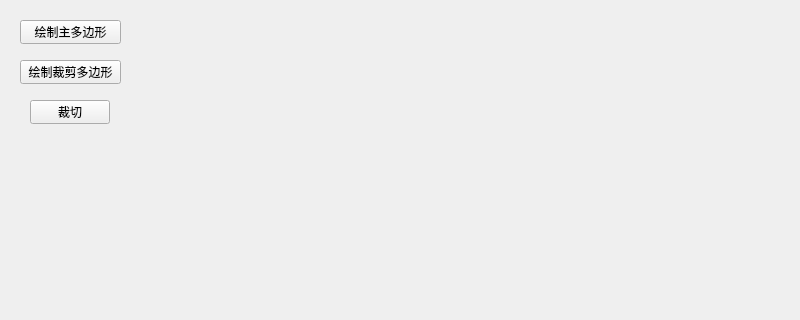
Qt form hw1/mainwindow.ui (zhangchenghao011114/graphical) before a commit; both pictures show x 0 to 800 and y 0 to 320 of the 800 by 600 pixel window.
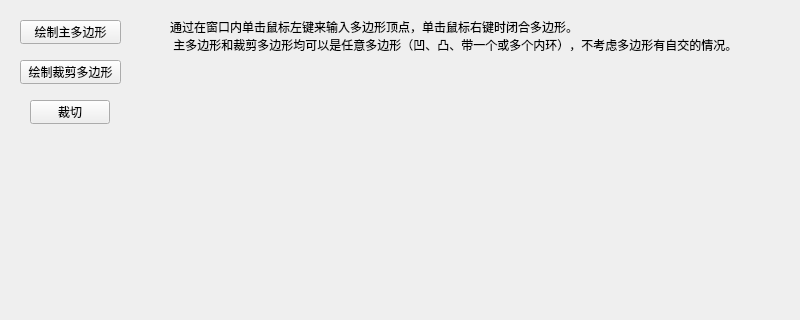
The same form after that commit.

What changed in the file:
```diff
--- a/hw1/mainwindow.ui
+++ b/hw1/mainwindow.ui
@@ -53,6 +53,20 @@
      <string>裁切</string>
     </property>
    </widget>
+   <widget class="QLabel" name="label">
+    <property name="geometry">
+     <rect>
+      <x>170</x>
+      <y>20</y>
+      <width>561</width>
+      <height>31</height>
+     </rect>
+    </property>
+    <property name="text">
+     <string>通过在窗口内单击鼠标左键来输入多边形顶点，单击鼠标右键时闭合多边形。
+ 主多边形和裁剪多边形均可以是任意多边形（凹、凸、带一个或多个内环），不考虑多边形有自交的情况。</string>
+    </property>
+   </widget>
   </widget>
   <widget class="QMenuBar" name="menubar">
    <property name="geometry">
```
